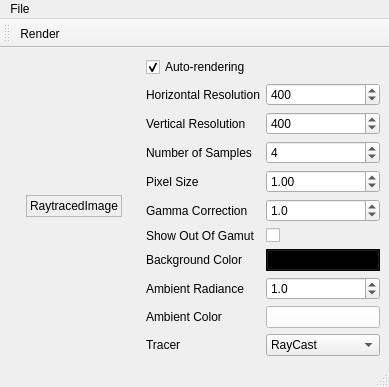
Before: the Qt Designer form projects/mainwindow.ui in thiagowfx/raytracer-lcg-2014, drawn with Qt 5.
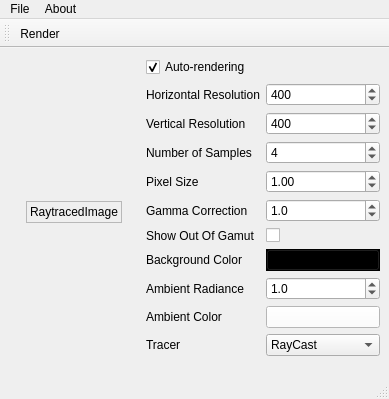
After: the same form once the commit is applied. Icons and pictures are not drawn.

Commit message: removed sample images (transferred them to my Flickr), spherical->cylindrical coordinates, added about qt dialog box (suggestion from C++ programming with QT book), removed fisheye and spherical cameras (won't be used, can be retrieved later in the git history or through 3rd parties repositories), updated BRDFs (want to implement shadows)

```diff
--- a/projects/mainwindow.ui
+++ b/projects/mainwindow.ui
@@ -7,7 +7,7 @@
     <x>0</x>
     <y>0</y>
     <width>389</width>
-    <height>371</height>
+    <height>399</height>
    </rect>
   </property>
   <property name="focusPolicy">
@@ -1116,7 +1116,14 @@
     <addaction name="actionAbout"/>
     <addaction name="actionQuit"/>
    </widget>
+   <widget class="QMenu" name="menuAbout">
+    <property name="title">
+     <string>About</string>
+    </property>
+    <addaction name="actionAbout_Qt"/>
+   </widget>
    <addaction name="menuFile"/>
+   <addaction name="menuAbout"/>
   </widget>
   <widget class="QStatusBar" name="statusbar"/>
   <widget class="QToolBar" name="toolBar">
```
Left out of the diff: 5 changed lines with no effect on the pictures. The commit also changes 32 other files.
